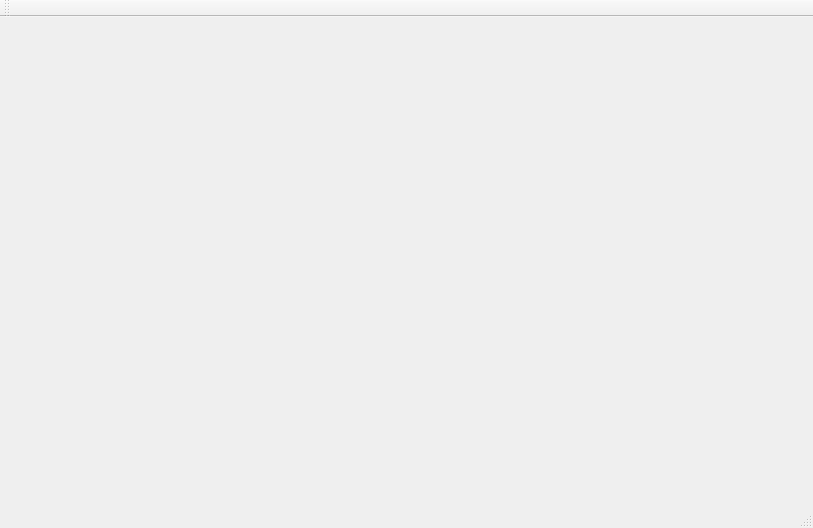
Old version of the form mainwindow.ui in the repository csthenry/weplanet-desktop.
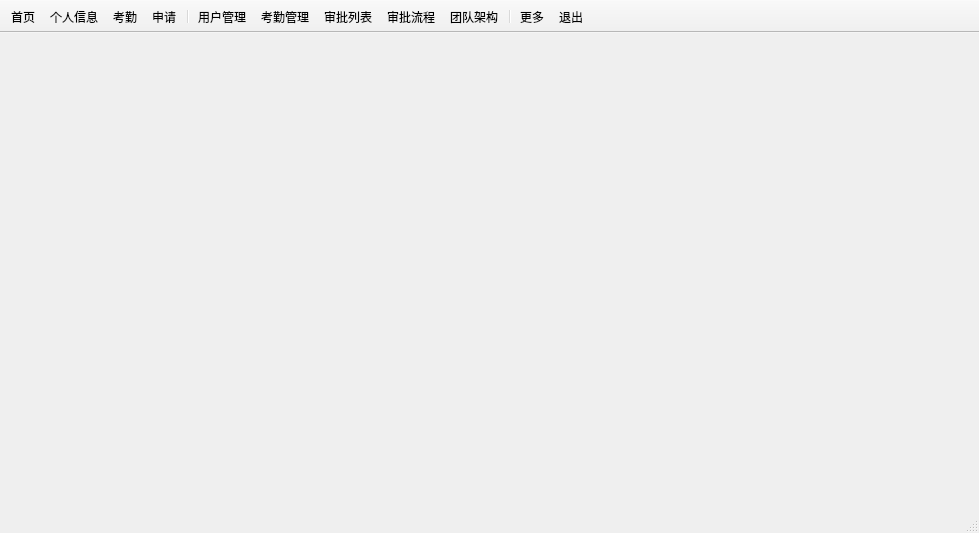
New version of the form. Icons and pictures are not drawn.

```diff
--- a/mainwindow.ui
+++ b/mainwindow.ui
@@ -6,8 +6,8 @@
    <rect>
     <x>0</x>
     <y>0</y>
-    <width>813</width>
-    <height>528</height>
+    <width>979</width>
+    <height>533</height>
    </rect>
   </property>
   <property name="windowTitle">
@@ -19,13 +19,161 @@
    <property name="windowTitle">
     <string>toolBar</string>
    </property>
+   <property name="movable">
+    <bool>false</bool>
+   </property>
+   <property name="toolButtonStyle">
+    <enum>Qt::ToolButtonTextUnderIcon</enum>
+   </property>
    <attribute name="toolBarArea">
     <enum>TopToolBarArea</enum>
    </attribute>
    <attribute name="toolBarBreak">
     <bool>false</bool>
    </attribute>
+   <addaction name="actHome"/>
+   <addaction name="actMyInfo"/>
+   <addaction name="actAttend"/>
+   <addaction name="actApply"/>
+   <addaction name="separator"/>
+   <addaction name="actUserManager"/>
+   <addaction name="actAttendManager"/>
+   <addaction name="actApplyList"/>
+   <addaction name="actApplyItems"/>
+   <addaction name="actGroup"/>
+   <addaction name="separator"/>
+   <addaction name="actMore"/>
+   <addaction name="actExit"/>
   </widget>
+  <action name="actHome">
+   <property name="icon">
+    <iconset resource="resource.qrc">
+     <normaloff>:/images/color_icon/color-star.svg</normaloff>:/images/color_icon/color-star.svg</iconset>
+   </property>
+   <property name="text">
+    <string>首页</string>
+   </property>
+   <property name="toolTip">
+    <string>首页</string>
+   </property>
+  </action>
+  <action name="actUserManager">
+   <property name="icon">
+    <iconset resource="resource.qrc">
+     <normaloff>:/images/color_icon/color-account.svg</normaloff>:/images/color_icon/color-account.svg</iconset>
+   </property>
+   <property name="text">
+    <string>用户管理</string>
+   </property>
+   <property name="toolTip">
+    <string>actUserManager</string>
+   </property>
+  </action>
+  <action name="actAttend">
+   <property name="icon">
+    <iconset resource="resource.qrc">
+     <normaloff>:/images/color_icon/color-event.svg</normaloff>:/images/color_icon/color-event.svg</iconset>
+   </property>
+   <property name="text">
+    <string>考勤</string>
+   </property>
+   <property name="toolTip">
+    <string>考勤</string>
+   </property>
+  </action>
+  <action name="actApply">
+   <property name="icon">
+    <iconset resource="resource.qrc">
+     <normaloff>:/images/color_icon/color-add.svg</normaloff>:/images/color_icon/color-add.svg</iconset>
+   </property>
+   <property name="text">
+    <string>申请</string>
+   </property>
+   <property name="toolTip">
+    <string>申请</string>
+   </property>
+  </action>
+  <action name="actMyInfo">
+   <property name="icon">
+    <iconset resource="resource.qrc">
+     <normaloff>:/images/color_icon/color-paste.svg</normaloff>:/images/color_icon/color-paste.svg</iconset>
+   </property>
+   <property name="text">
+    <string>个人信息</string>
+   </property>
+   <property name="toolTip">
+    <string>个人信息</string>
+   </property>
+  </action>
+  <action name="actApplyList">
+   <property name="icon">
+    <iconset resource="resource.qrc">
+     <normaloff>:/images/color_icon/color-script.svg</normaloff>:/images/color_icon/color-script.svg</iconset>
+   </property>
+   <property name="text">
+    <string>审批列表</string>
+   </property>
+   <property name="toolTip">
+    <string>审批列表</string>
+   </property>
+  </action>
+  <action name="actApplyItems">
+   <property name="icon">
+    <iconset resource="resource.qrc">
+     <normaloff>:/images/color_icon/color-way.svg</normaloff>:/images/color_icon/color-way.svg</iconset>
+   </property>
+   <property name="text">
+    <string>审批流程</string>
+   </property>
+   <property name="toolTip">
+    <string>审批流程</string>
+   </property>
+  </action>
+  <action name="actAttendManager">
+   <property name="icon">
+    <iconset resource="resource.qrc">
+     <normaloff>:/images/color_icon/color-flag.svg</normaloff>:/images/color_icon/color-flag.svg</iconset>
+   </property>
+   <property name="text">
+    <string>考勤管理</string>
+   </property>
+  </action>
+  <action name="actGroup">
+   <property name="icon">
+    <iconset resource="resource.qrc">
+     <normaloff>:/images/color_icon/color-web.svg</normaloff>:/images/color_icon/color-web.svg</iconset>
+   </property>
+   <property name="text">
+    <string>团队架构</string>
+   </property>
+   <property name="toolTip">
+    <string>团队架构</string>
+   </property>
+  </action>
+  <action name="actExit">
+   <property name="icon">
+    <iconset resource="resource.qrc">
+     <normaloff>:/images/color_icon/color-launch.svg</normaloff>:/images/color_icon/color-launch.svg</iconset>
+   </property>
+   <property name="text">
+    <string>退出</string>
+   </property>
+   <property name="toolTip">
+    <string>退出</string>
+   </property>
+  </action>
+  <action name="actMore">
+   <property name="icon">
+    <iconset resource="resource.qrc">
+     <normaloff>:/images/color_icon/color-idea.svg</normaloff>:/images/color_icon/color-idea.svg</iconset>
+   </property>
+   <property name="text">
+    <string>更多...</string>
+   </property>
+   <property name="toolTip">
+    <string>更多...</string>
+   </property>
+  </action>
  </widget>
  <resources/>
  <connections/>
```
Left out of the diff: 23 changed lines with no effect on the pictures.
